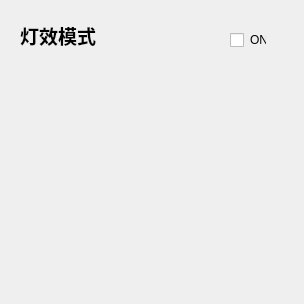
Old version of the form Module/ModuleEfMode.ui in the repository wlffeng2008/AKKOStdio.
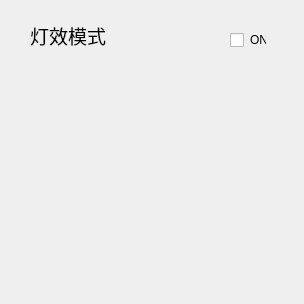
New version of the form. Custom widgets are drawn as their Qt base class.

The edit to the form file:
```diff
--- a/Module/ModuleEfMode.ui
+++ b/Module/ModuleEfMode.ui
@@ -25,7 +25,7 @@
   <widget class="QLabel" name="label">
    <property name="geometry">
     <rect>
-     <x>20</x>
+     <x>30</x>
      <y>20</y>
      <width>101</width>
      <height>31</height>
@@ -35,7 +35,7 @@
     <font>
      <family>MiSans</family>
      <pointsize>14</pointsize>
-     <bold>true</bold>
+     <bold>false</bold>
     </font>
    </property>
    <property name="text">
@@ -58,9 +58,9 @@
   <widget class="QScrollArea" name="scrollArea">
    <property name="geometry">
     <rect>
-     <x>20</x>
+     <x>30</x>
      <y>60</y>
-     <width>251</width>
+     <width>241</width>
      <height>221</height>
     </rect>
    </property>
@@ -75,7 +75,7 @@
      <rect>
       <x>0</x>
       <y>0</y>
-      <width>251</width>
+      <width>241</width>
       <height>221</height>
      </rect>
     </property>
```
